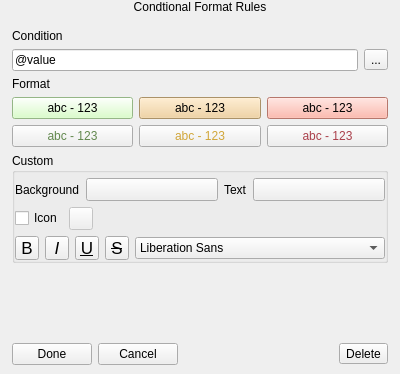
Above: src/ui/qgsfieldconditionalformatwidget.ui from carsmie/QGIS before the change. Below: the same form after it.
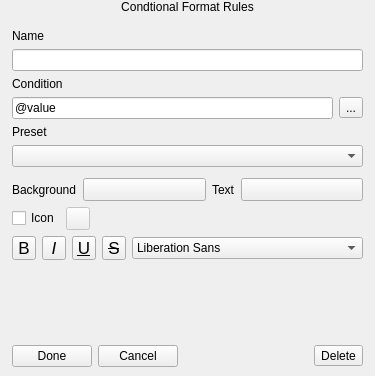
That is the form after the change. The open tabs and pages were chosen to show the change. Icons and pictures are not drawn. Custom widgets are drawn as their Qt base class.

Commit message: Use combo box for preset

```diff
--- a/src/ui/qgsfieldconditionalformatwidget.ui
+++ b/src/ui/qgsfieldconditionalformatwidget.ui
@@ -6,8 +6,8 @@
    <rect>
     <x>0</x>
     <y>0</y>
-    <width>400</width>
-    <height>374</height>
+    <width>335</width>
+    <height>376</height>
    </rect>
   </property>
   <property name="sizePolicy">
@@ -142,13 +142,103 @@
      <widget class="QWidget" name="page_2">
       <layout class="QGridLayout" name="gridLayout_3">
        <item row="3" column="0">
-        <widget class="QGroupBox" name="horizontalGroupBox_2">
-         <property name="title">
-          <string>Custom</string>
+        <layout class="QHBoxLayout" name="horizontalLayout_5">
+         <item>
+          <widget class="QLineEdit" name="mRuleEdit">
+           <property name="text">
+            <string>@value</string>
+           </property>
+          </widget>
+         </item>
+         <item>
+          <widget class="QToolButton" name="btnBuildExpression">
+           <property name="text">
+            <string>...</string>
+           </property>
+           <property name="icon">
+            <iconset resource="../../images/images.qrc">
+             <normaloff>:/images/themes/default/mIconExpression.svg</normaloff>:/images/themes/default/mIconExpression.svg</iconset>
+           </property>
+          </widget>
+         </item>
+        </layout>
+       </item>
+       <item row="2" column="0">
+        <widget class="QLabel" name="label">
+         <property name="sizePolicy">
+          <sizepolicy hsizetype="Minimum" vsizetype="Preferred">
+           <horstretch>0</horstretch>
+           <verstretch>0</verstretch>
+          </sizepolicy>
          </property>
-         <property name="flat">
-          <bool>true</bool>
+         <property name="text">
+          <string>Condition</string>
          </property>
+        </widget>
+       </item>
+       <item row="8" column="0">
+        <layout class="QHBoxLayout" name="horizontalLayout_2">
+         <item>
+          <widget class="QPushButton" name="mSaveRule">
+           <property name="text">
+            <string>Done</string>
+           </property>
+          </widget>
+         </item>
+         <item>
+          <widget class="QPushButton" name="mCancelButton">
+           <property name="text">
+            <string>Cancel</string>
+           </property>
+          </widget>
+         </item>
+         <item>
+          <spacer name="horizontalSpacer">
+           <property name="orientation">
+            <enum>Qt::Horizontal</enum>
+           </property>
+           <property name="sizeHint" stdset="0">
+            <size>
+             <width>40</width>
+             <height>20</height>
+            </size>
+           </property>
+          </spacer>
+         </item>
+         <item>
+          <widget class="QToolButton" name="mDeleteButton">
+           <property name="text">
+            <string>Delete</string>
+           </property>
+           <property name="icon">
+            <iconset resource="../../images/images.qrc">
+             <normaloff>:/images/themes/default/mActionDeleteSelected.svg</normaloff>:/images/themes/default/mActionDeleteSelected.svg</iconset>
+           </property>
+           <property name="toolButtonStyle">
+            <enum>Qt::ToolButtonTextBesideIcon</enum>
+           </property>
+          </widget>
+         </item>
+        </layout>
+       </item>
+       <item row="7" column="0">
+        <spacer name="verticalSpacer">
+         <property name="orientation">
+          <enum>Qt::Vertical</enum>
+         </property>
+         <property name="sizeType">
+          <enum>QSizePolicy::Expanding</enum>
+         </property>
+         <property name="sizeHint" stdset="0">
+          <size>
+           <width>20</width>
+           <height>20</height>
+          </size>
+         </property>
+        </spacer>
+       </item>
+       <item row="6" column="0">
+        <widget class="QFrame" name="horizontalFrame_2">
          <layout class="QVBoxLayout" name="verticalLayout_2">
           <property name="leftMargin">
            <number>0</number>
@@ -463,30 +553,8 @@
          </layout>
         </widget>
        </item>
-       <item row="1" column="0">
-        <layout class="QHBoxLayout" name="horizontalLayout_5">
-         <item>
-          <widget class="QLineEdit" name="mRuleEdit">
-           <property name="text">
-            <string>@value</string>
-           </property>
-          </widget>
-         </item>
-         <item>
-          <widget class="QToolButton" name="btnBuildExpression">
-           <property name="text">
-            <string>...</string>
-           </property>
-           <property name="icon">
-            <iconset resource="../../images/images.qrc">
-             <normaloff>:/images/themes/default/mIconExpression.svg</normaloff>:/images/themes/default/mIconExpression.svg</iconset>
-           </property>
-          </widget>
-         </item>
-        </layout>
-       </item>
        <item row="0" column="0">
-        <widget class="QLabel" name="label">
+        <widget class="QLabel" name="label_2">
          <property name="sizePolicy">
           <sizepolicy hsizetype="Minimum" vsizetype="Preferred">
            <horstretch>0</horstretch>
@@ -494,219 +562,26 @@
           </sizepolicy>
          </property>
          <property name="text">
-          <string>Condition</string>
+          <string>Name</string>
          </property>
         </widget>
        </item>
-       <item row="2" column="0">
-        <layout class="QGridLayout" name="gridLayout_2">
-         <item row="1" column="1">
-          <widget class="QPushButton" name="mDefault3">
-           <property name="styleSheet">
-            <string notr="true">background-color: rgb(240, 204, 146);</string>
-           </property>
-           <property name="text">
-            <string>abc - 123</string>
-           </property>
-           <property name="checkable">
-            <bool>true</bool>
-           </property>
-           <property name="backColor" stdset="0">
-            <color>
-             <red>241</red>
-             <green>186</green>
-             <blue>118</blue>
-            </color>
-           </property>
-           <attribute name="buttonGroup">
-            <string notr="true">mDefaultButtons</string>
-           </attribute>
-          </widget>
-         </item>
-         <item row="2" column="2">
-          <widget class="QPushButton" name="pushButton_7">
-           <property name="styleSheet">
-            <string notr="true">color: rgb(170, 64, 75);</string>
-           </property>
-           <property name="text">
-            <string>abc - 123</string>
-           </property>
-           <property name="checkable">
-            <bool>true</bool>
-           </property>
-           <property name="fontColor" stdset="0">
-            <color>
-             <red>188</red>
-             <green>54</green>
-             <blue>49</blue>
-            </color>
-           </property>
-           <attribute name="buttonGroup">
-            <string notr="true">mDefaultButtons</string>
-           </attribute>
-          </widget>
-         </item>
-         <item row="2" column="1">
-          <widget class="QPushButton" name="pushButton_8">
-           <property name="styleSheet">
-            <string notr="true">color: rgb(209, 166, 57);</string>
-           </property>
-           <property name="text">
-            <string>abc - 123</string>
-           </property>
-           <property name="checkable">
-            <bool>true</bool>
-           </property>
-           <property name="fontColor" stdset="0">
-            <color>
-             <red>207</red>
-             <green>141</green>
-             <blue>61</blue>
-            </color>
-           </property>
-           <attribute name="buttonGroup">
-            <string notr="true">mDefaultButtons</string>
-           </attribute>
-          </widget>
-         </item>
-         <item row="2" column="0">
-          <widget class="QPushButton" name="pushButton_3">
-           <property name="styleSheet">
-            <string notr="true">color: rgb(98, 136, 78);</string>
-           </property>
-           <property name="text">
-            <string>abc - 123</string>
-           </property>
-           <property name="checkable">
-            <bool>true</bool>
-           </property>
-           <property name="fontColor" stdset="0">
-            <color>
-             <red>80</red>
-             <green>157</green>
-             <blue>52</blue>
-            </color>
-           </property>
-           <attribute name="buttonGroup">
-            <string notr="true">mDefaultButtons</string>
-           </attribute>
-          </widget>
-         </item>
-         <item row="1" column="2">
-          <widget class="QPushButton" name="mDefault2">
-           <property name="styleSheet">
-            <string notr="true">background-color: rgb(255, 167, 151);</string>
-           </property>
-           <property name="text">
-            <string>abc - 123</string>
-           </property>
-           <property name="checkable">
-            <bool>true</bool>
-           </property>
-           <property name="backColor" stdset="0">
-            <color>
-             <red>255</red>
-             <green>130</green>
-             <blue>130</blue>
-            </color>
-           </property>
-           <attribute name="buttonGroup">
-            <string notr="true">mDefaultButtons</string>
-           </attribute>
-          </widget>
-         </item>
-         <item row="1" column="0">
-          <widget class="QPushButton" name="mDefault1">
-           <property name="styleSheet">
-            <string notr="true">background-color: rgb(208, 255, 187);</string>
-           </property>
-           <property name="text">
-            <string>abc - 123</string>
-           </property>
-           <property name="checkable">
-            <bool>true</bool>
-           </property>
-           <property name="backColor" stdset="0">
-            <color>
-             <red>154</red>
-             <green>216</green>
-             <blue>113</blue>
-            </color>
-           </property>
-           <attribute name="buttonGroup">
-            <string notr="true">mDefaultButtons</string>
-           </attribute>
-          </widget>
-         </item>
-         <item row="0" column="0">
-          <widget class="QLabel" name="label_3">
-           <property name="text">
-            <string>Format</string>
-           </property>
-          </widget>
-         </item>
-        </layout>
-       </item>
-       <item row="5" column="0">
-        <layout class="QHBoxLayout" name="horizontalLayout_2">
-         <item>
-          <widget class="QPushButton" name="mSaveRule">
-           <property name="text">
-            <string>Done</string>
-           </property>
-          </widget>
-         </item>
-         <item>
-          <widget class="QPushButton" name="mCancelButton">
-           <property name="text">
-            <string>Cancel</string>
-           </property>
-          </widget>
-         </item>
-         <item>
-          <spacer name="horizontalSpacer">
-           <property name="orientation">
-            <enum>Qt::Horizontal</enum>
-           </property>
-           <property name="sizeHint" stdset="0">
-            <size>
-             <width>40</width>
-             <height>20</height>
-            </size>
-           </property>
-          </spacer>
-         </item>
-         <item>
-          <widget class="QToolButton" name="mDeleteButton">
-           <property name="text">
-            <string>Delete</string>
-           </property>
-           <property name="icon">
-            <iconset resource="../../images/images.qrc">
-             <normaloff>:/images/themes/default/mActionDeleteSelected.svg</normaloff>:/images/themes/default/mActionDeleteSelected.svg</iconset>
-           </property>
-           <property name="toolButtonStyle">
-            <enum>Qt::ToolButtonTextBesideIcon</enum>
-           </property>
-          </widget>
-         </item>
-        </layout>
+       <item row="1" column="0">
+        <widget class="QLineEdit" name="mNameEdit">
+         <property name="text">
+          <string/>
+         </property>
+        </widget>
        </item>
        <item row="4" column="0">
-        <spacer name="verticalSpacer">
-         <property name="orientation">
-          <enum>Qt::Vertical</enum>
+        <widget class="QLabel" name="label_3">
+         <property name="text">
+          <string>Preset</string>
          </property>
-         <property name="sizeType">
-          <enum>QSizePolicy::Expanding</enum>
-         </property>
-         <property name="sizeHint" stdset="0">
-          <size>
-           <width>20</width>
-           <height>20</height>
-          </size>
-         </property>
-        </spacer>
+        </widget>
+       </item>
+       <item row="5" column="0">
+        <widget class="QComboBox" name="mPresetsList"/>
        </item>
       </layout>
      </widget>
```
Left out of the diff: 76 changed lines with no effect on the pictures. The commit also changes 4 other files.
